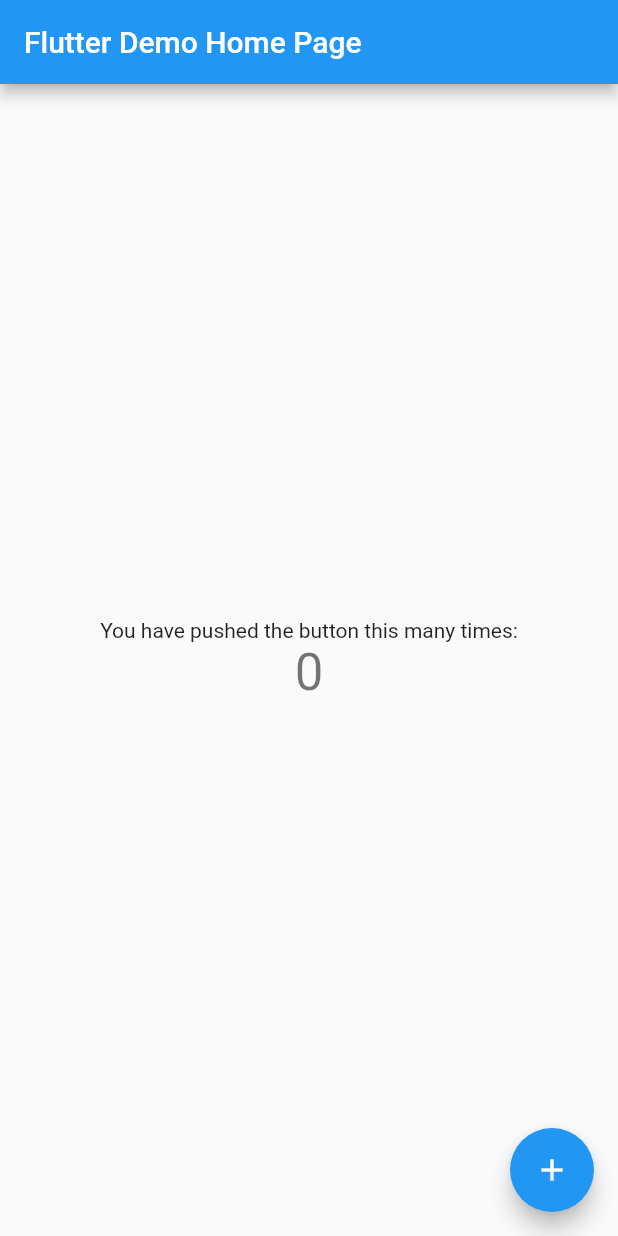
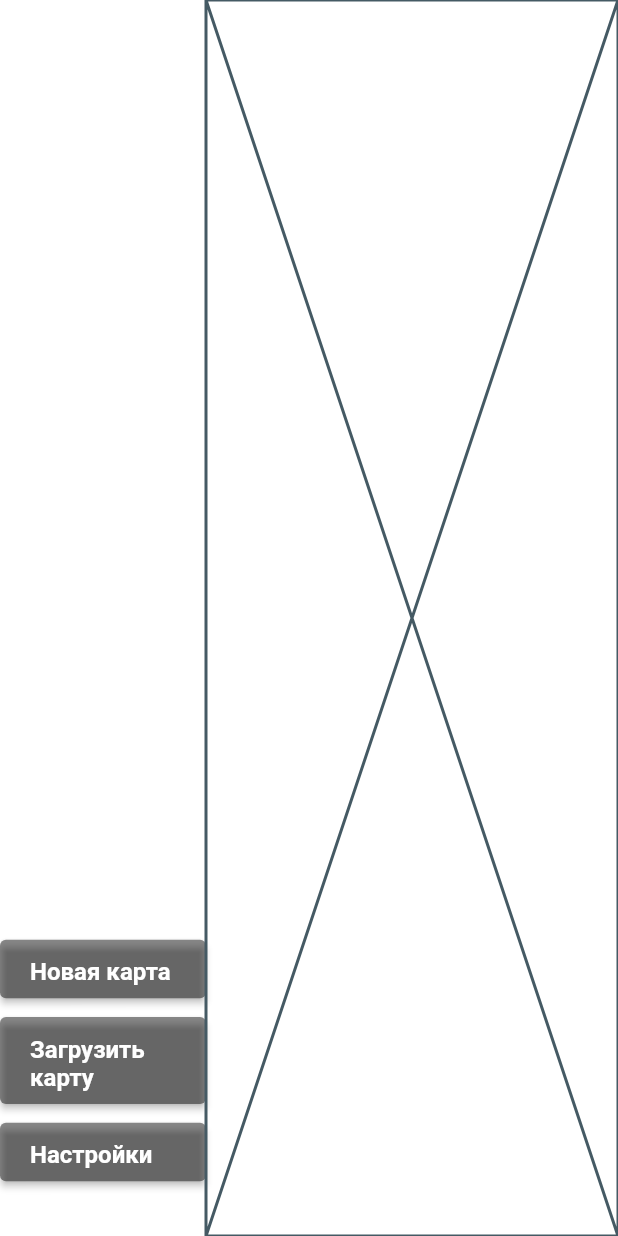
Before and after one commit to neonLaserUnicorn/map_creator, a Flutter app: the screen it shows after launch, on a phone screen of 412 x 824 dp. Run offline on Flutter 3.47's test engine with Material 2 defaults, Android fonts, the phone set to English and light mode, and no system bars; Roboto replaces fonts that are missing (Consolas).

Commit message:
add MenuWidget, MainButton

```diff
--- /dev/null
+++ b/lib/basic_widgets.dart
@@ -0,0 +1,41 @@
+import 'package:flutter/material.dart';
+
+class MainButton extends StatelessWidget {
+  final String? text;
+  final void Function()? onPressed;
+  const MainButton({
+    Key? key,
+    required this.onPressed,
+    required this.text,
+     }) : super(key: key);
+
+  @override
+  Widget build(BuildContext context) {
+    return Padding(
+      padding: const EdgeInsets.only( bottom: 8.0),
+      child: SizedBox(
+        width: double.infinity,
+        child: ElevatedButton(
+          onPressed: onPressed,
+          child: Padding(
+            padding: const EdgeInsets.fromLTRB(4.0,12.0,4.0,8.0),
+            child: Text('$text',
+            style: const TextStyle(
+              fontFamily: 'Consolas',
+              fontSize: 16,
+              fontWeight: FontWeight.bold,
+              color: Colors.white,
+              ),
+           // textAlign: TextAlign.start,
+            ),
+          ),
+          style: ButtonStyle(
+            alignment: Alignment.bottomLeft,
+            backgroundColor: MaterialStateProperty.all<Color>(Colors.black45),
+            shadowColor: MaterialStateProperty.all<Color>(Colors.black),
+            )
+          ),
+      ),
+    );
+  }
+}
--- a/lib/main.dart
+++ b/lib/main.dart
@@ -1,115 +1,13 @@
 import 'package:flutter/material.dart';
 
+import 'menu/menu.dart';
+
 void main() {
-  runApp(const MyApp());
+  runApp(const MaterialApp(
+    /*routes:{
+      '/': ,
+    },
+    initialRoute: '/',*/
+    home: MenuWidget(),
+    ));
 }
-
-class MyApp extends StatelessWidget {
-  const MyApp({Key? key}) : super(key: key);
-
-  // This widget is the root of your application.
-  @override
-  Widget build(BuildContext context) {
-    return MaterialApp(
-      title: 'Flutter Demo',
-      theme: ThemeData(
-        // This is the theme of your application.
-        //
-        // Try running your application with "flutter run". You'll see the
-        // application has a blue toolbar. Then, without quitting the app, try
-        // changing the primarySwatch below to Colors.green and then invoke
-        // "hot reload" (press "r" in the console where you ran "flutter run",
-        // or simply save your changes to "hot reload" in a Flutter IDE).
-        // Notice that the counter didn't reset back to zero; the application
-        // is not restarted.
-        primarySwatch: Colors.blue,
-      ),
-      home: const MyHomePage(title: 'Flutter Demo Home Page'),
-    );
-  }
-}
-
-class MyHomePage extends StatefulWidget {
-  const MyHomePage({Key? key, required this.title}) : super(key: key);
-
-  // This widget is the home page of your application. It is stateful, meaning
-  // that it has a State object (defined below) that contains fields that affect
-  // how it looks.
-
-  // This class is the configuration for the state. It holds the values (in this
-  // case the title) provided by the parent (in this case the App widget) and
-  // used by the build method of the State. Fields in a Widget subclass are
-  // always marked "final".
-
-  final String title;
-
-  @override
-  State<MyHomePage> createState() => _MyHomePageState();
-}
-
-class _MyHomePageState extends State<MyHomePage> {
-  int _counter = 0;
-
-  void _incrementCounter() {
-    setState(() {
-      // This call to setState tells the Flutter framework that something has
-      // changed in this State, which causes it to rerun the build method below
-      // so that the display can reflect the updated values. If we changed
-      // _counter without calling setState(), then the build method would not be
-      // called again, and so nothing would appear to happen.
-      _counter++;
-    });
-  }
-
-  @override
-  Widget build(BuildContext context) {
-    // This method is rerun every time setState is called, for instance as done
-    // by the _incrementCounter method above.
-    //
-    // The Flutter framework has been optimized to make rerunning build methods
-    // fast, so that you can just rebuild anything that needs updating rather
-    // than having to individually change instances of widgets.
-    return Scaffold(
-      appBar: AppBar(
-        // Here we take the value from the MyHomePage object that was created by
-        // the App.build method, and use it to set our appbar title.
-        title: Text(widget.title),
-      ),
-      body: Center(
-        // Center is a layout widget. It takes a single child and positions it
-        // in the middle of the parent.
-        child: Column(
-          // Column is also a layout widget. It takes a list of children and
-          // arranges them vertically. By default, it sizes itself to fit its
-          // children horizontally, and tries to be as tall as its parent.
-          //
-          // Invoke "debug painting" (press "p" in the console, choose the
-          // "Toggle Debug Paint" action from the Flutter Inspector in Android
-          // Studio, or the "Toggle Debug Paint" command in Visual Studio Code)
-          // to see the wireframe for each widget.
-          //
-          // Column has various properties to control how it sizes itself and
-          // how it positions its children. Here we use mainAxisAlignment to
-          // center the children vertically; the main axis here is the vertical
-          // axis because Columns are vertical (the cross axis would be
-          // horizontal).
-          mainAxisAlignment: MainAxisAlignment.center,
-          children: <Widget>[
-            const Text(
-              'You have pushed the button this many times:',
-            ),
-            Text(
-              '$_counter',
-              style: Theme.of(context).textTheme.headline4,
-            ),
-          ],
-        ),
-      ),
-      floatingActionButton: FloatingActionButton(
-        onPressed: _incrementCounter,
-        tooltip: 'Increment',
-        child: const Icon(Icons.add),
-      ), // This trailing comma makes auto-formatting nicer for build methods.
-    );
-  }
-}
--- a/lib/menu/menu.dart
+++ b/lib/menu/menu.dart
@@ -0,0 +1,37 @@
+import 'package:flutter/material.dart';
+import 'package:map_creator/basic_widgets.dart';
+
+class MenuWidget extends StatelessWidget {
+  const MenuWidget({ Key? key }) : super(key: key);
+
+  @override
+  Widget build(BuildContext context) {
+    return Scaffold(
+      backgroundColor: Colors.white,
+      body: Row(
+        children: const [
+          Expanded(child: MenuColumn(), flex: 1),
+          Expanded(child: Placeholder(),flex: 2,),
+        ],
+      ),
+    );
+  }
+}
+
+class MenuColumn extends StatelessWidget {
+  const MenuColumn({ Key? key }) : super(key: key);
+
+  @override
+  Widget build(BuildContext context) {
+    return Column(
+      mainAxisAlignment: MainAxisAlignment.end,
+      crossAxisAlignment: CrossAxisAlignment.start,
+      children: [
+        MainButton(text: 'Новая карта', onPressed: (){},),
+        MainButton(text: 'Загрузить карту', onPressed: (){},),
+        MainButton(text: 'Настройки', onPressed: (){},),
+        const SizedBox(height: 24.0,),
+      ],
+      );
+  }
+}
```
